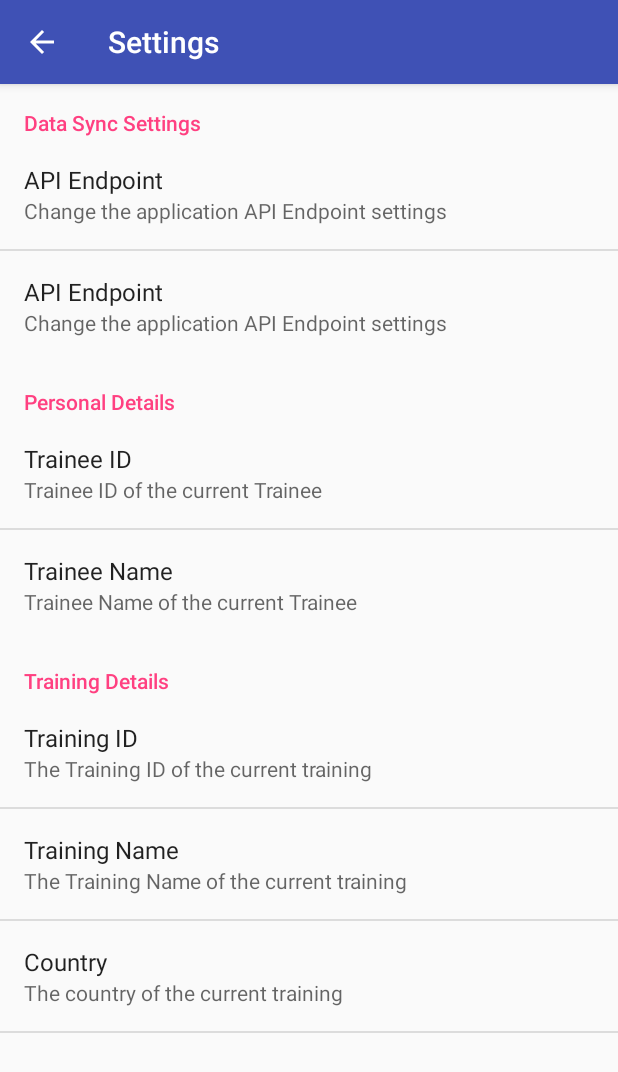
After one commit to livinggoods/MCQExamApp, an Android app: the SettingsActivity screen opened directly, with no data from a screen before it, on a phone screen of 412 x 824 dp. The commit adds this screen. Shown: the top 1072 px of the screen. Run offline under Robolectric (Android 15) with nearby library versions, the phone set to English and light mode, and no system bars; network calls fail.

Commit message:
Added application menu

```diff
--- a/app/src/main/AndroidManifest.xml
+++ b/app/src/main/AndroidManifest.xml
@@ -29,8 +29,7 @@
             android:value="org.livinggoods.exam" />
 
         <activity android:name=".activity.ExamListActivity"
-            android:screenOrientation="portrait"
-            android:label="@string/title_available_exams">
+            android:screenOrientation="portrait">
             <intent-filter>
                 <action android:name="android.intent.action.MAIN" />
 
@@ -44,6 +43,9 @@
         <activity android:name=".activity.InitialSetupActivity"
             android:label="@string/title_initial_setup"
             android:screenOrientation="portrait" />
+
+        <activity android:name=".activity.SettingsActivity"
+            android:label="@string/title_settings"/>
     </application>
 
 </manifest>
--- a/app/src/main/java/org/livinggoods/exam/activity/InitialSetupActivity.kt
+++ b/app/src/main/java/org/livinggoods/exam/activity/InitialSetupActivity.kt
@@ -5,6 +5,8 @@ import android.content.Intent
 import android.media.MediaCas
 import android.os.Bundle
 import android.util.Log
+import android.view.Menu
+import android.view.MenuItem
 import android.view.View
 import android.widget.*
 import com.google.gson.Gson
@@ -78,7 +80,6 @@ class InitialSetupActivity : BaseActivity(), View.OnClickListener, AdapterView.O
         if (progressDialog != null)
             progressDialog.dismiss()
     }
-
 
     override fun onClick(v: View?) {
         // Save exams
--- /dev/null
+++ b/app/src/main/java/org/livinggoods/exam/activity/SettingsActivity.kt
@@ -0,0 +1,53 @@
+package org.livinggoods.exam.activity
+
+import android.os.Bundle
+import android.preference.PreferenceFragment
+import android.view.MenuItem
+import org.livinggoods.exam.R
+
+
+class SettingsActivity : BaseActivity() {
+
+
+    class SettingsPreferenceFragment : PreferenceFragment() {
+
+        override fun onCreate(savedInstanceState: Bundle?) {
+            super.onCreate(savedInstanceState)
+
+            this.addPreferencesFromResource(R.xml.settings)
+        }
+    }
+
+    override fun onCreate(savedInstanceState: Bundle?) {
+        super.onCreate(savedInstanceState)
+
+        this.setContentView(R.layout.activity_settings)
+
+        this.supportActionBar?.setDisplayHomeAsUpEnabled(true)
+
+        val fragment = this.fragmentManager
+
+        val transaction = fragment.beginTransaction()
+
+        val prefFragment = SettingsPreferenceFragment()
+
+        val arguments = Bundle()
+
+        transaction.replace(R.id.container, prefFragment)
+        transaction.commit()
+
+    }
+
+    override fun onOptionsItemSelected(item: MenuItem?): Boolean {
+
+        when (item?.itemId) {
+
+            android.R.id.home -> {
+                finish()
+                return true
+            }
+
+            else -> return super.onOptionsItemSelected(item)
+        }
+    }
+}
--- /dev/null
+++ b/app/src/main/res/layout/activity_settings.xml
@@ -0,0 +1,11 @@
+<?xml version="1.0" encoding="utf-8"?>
+<LinearLayout xmlns:android="http://schemas.android.com/apk/res/android"
+    android:orientation="vertical" android:layout_width="match_parent"
+    android:layout_height="match_parent">
+
+    <FrameLayout
+        android:id="@+id/container"
+        android:layout_width="match_parent"
+        android:layout_height="match_parent"/>
+
+</LinearLayout>
--- a/app/src/main/res/values/strings.xml
+++ b/app/src/main/res/values/strings.xml
@@ -26,4 +26,16 @@
     <string name="no_exams_available">No Exams Available</string>
     <string name="no_exam_selected">No Exam Selected</string>
     <string name="cannot_retake_exam">You cannot retake this exam</string>
+
+    <!--Settings-->
+    <string name="setting_network">Data Sync Settings</string>
+    <string name="config_api_endpoint">config_api_endpoint</string>
+    <string name="config_api_endpoint_title">API Endpoint</string>
+    <string name="config_api_endpoint_summary">Change the application API Endpoint settings</string>
+    <string name="config_api_endpoint_default">http://expansion-test.lg-apps.com/api/v1/</string>
+
+
+    <string name="setting_personal">Personal Details</string>
+    <string name="setting_training">Training Details</string>
+    <string name="title_settings">Settings</string>
 </resources>
--- a/app/src/main/res/xml/settings.xml
+++ b/app/src/main/res/xml/settings.xml
@@ -2,6 +2,57 @@
 <PreferenceScreen
     xmlns:android="http://schemas.android.com/apk/res/android">
 
+    <PreferenceCategory
+        android:title="@string/setting_network"
+        >
 
+        <EditTextPreference
+            android:key="@string/config_api_endpoint"
+            android:title="@string/config_api_endpoint_title"
+            android:summary="@string/config_api_endpoint_summary"
+            android:defaultValue="@string/config_api_endpoint_default"/>
+
+        <EditTextPreference
+            android:key="@string/config_api_endpoint"
+            android:title="@string/config_api_endpoint_title"
+            android:summary="@string/config_api_endpoint_summary"
+            android:defaultValue="@string/config_api_endpoint_default"/>
+
+    </PreferenceCategory>
+
+    <PreferenceCategory
+        android:title="@string/setting_personal">
+
+        <Preference
+            android:key="config_trainee_id"
+            android:title="Trainee ID"
+            android:summary="Trainee ID of the current Trainee" />
+
+        <Preference
+            android:key="config_trainee_name"
+            android:title="Trainee Name"
+            android:summary="Trainee Name of the current Trainee" />
+
+    </PreferenceCategory>
+
+    <PreferenceCategory
+        android:title="@string/setting_training">
+
+        <Preference
+            android:key="config_training_id"
+            android:title="Training ID"
+            android:summary="The Training ID of the current training"/>
+
+        <Preference
+            android:key="config_training_name"
+            android:title="Training Name"
+            android:summary="The Training Name of the current training" />
+
+        <Preference
+            android:key="config_training_country"
+            android:title="Country"
+            android:summary="The country of the current training"/>
+
+    </PreferenceCategory>
 
 </PreferenceScreen>
```
Also changed, not shown: app/src/main/java/org/livinggoods/exam/activity/ExamListActivity.kt (+36 -0 lines), app/src/main/res/menu/menu_main.xml (added, +26 -0 lines).
